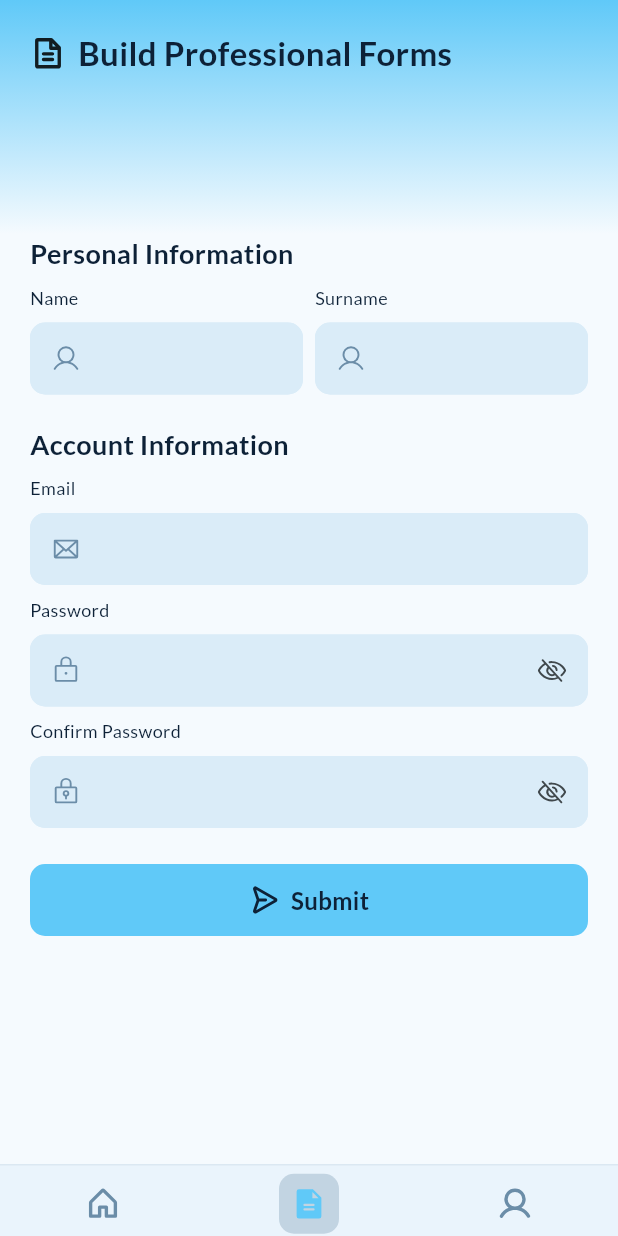
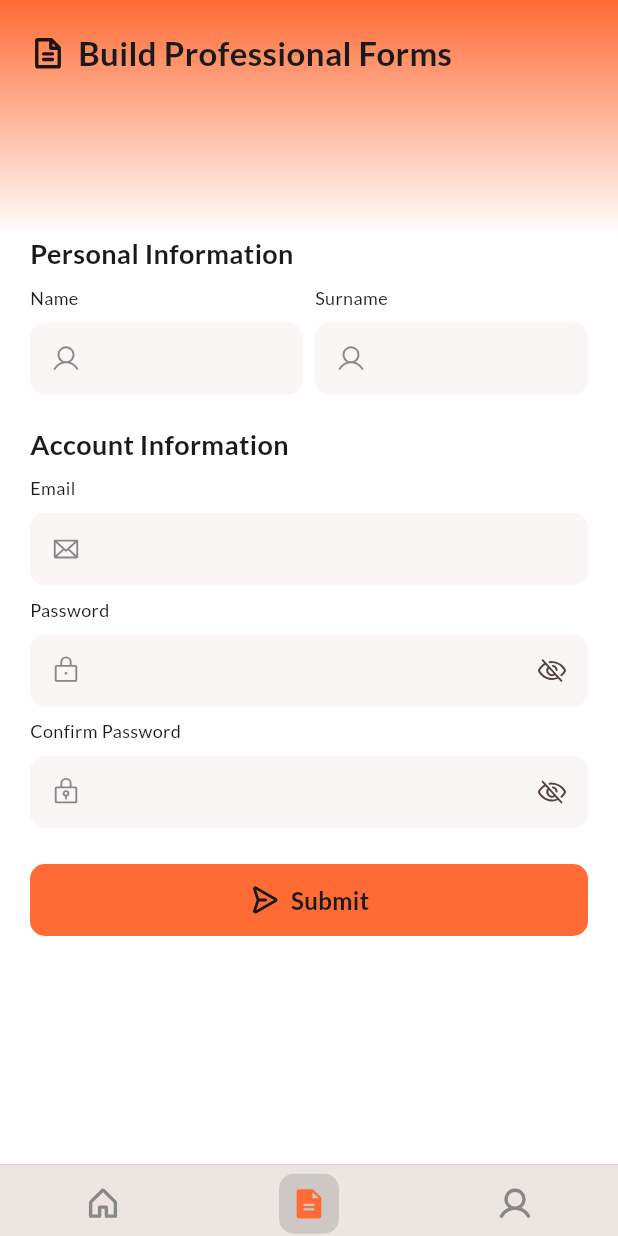
Before and after one commit to stefanBid/sfrigola-app, a Flutter app: the screen it shows after launch, item 2 of the bottom bar chosen, on a phone screen of 412 x 824 dp. Run offline on Flutter 3.47's test engine with Material 3 defaults, Android fonts, the phone set to English and light mode, and no system bars; our stand-ins replace cached_network_image, go_router, google_fonts, phosphor_flutter; network calls fail.

Commit message:
feat: init project as sfrigola project (#1)

```diff
--- a/lib/helpers/app_colors.dart
+++ b/lib/helpers/app_colors.dart
@@ -23,8 +23,8 @@ class AppColors {
   }
 
   // Base colors (used for theming)
-  static const Color primary = Color(0xFF60C9F8);
-  static const Color secondary = Color(0xFF0A599C);
+  static const Color primary = Color(0xFFFF6B35);
+  static const Color secondary = Color(0xFFFFD166);
 
   // Constants for direct use (non-adaptive)
   static const Color error = Color(0xFFB00020);
@@ -33,18 +33,18 @@ class AppColors {
 
   // Dark: near black / Light: pure white
   Color get background =>
-      isDark ? const Color(0xFF0B1E30) : const Color(0xFFF5FAFE);
+      isDark ? const Color(0xFF272727) : const Color(0xFFFFFFFF);
 
   // Dark: elevated dark gray / Light: dirty white
   Color get surface =>
-      isDark ? const Color(0xFF163350) : const Color(0xFFDAECF8);
+      isDark ? const Color(0xFF323232) : const Color(0xFFFAF6F5);
 
   // Dark: white / Light: near black
-  Color get text => isDark ? const Color(0xFFE8F3FB) : const Color(0xFF0D2137);
+  Color get text => isDark ? const Color(0xFFFFFFFF) : const Color(0xFF1A1A1A);
 
   // Dark: medium gray / Light: medium gray
-  Color get muted => isDark ? const Color(0xFF4D7A9E) : const Color(0xFF6B8DA8);
+  Color get muted => isDark ? const Color(0xFF888888) : const Color(0xFF888888);
 
   Color get bottomBar =>
-      isDark ? const Color(0xFF0E2840) : const Color(0xFFEAF4FC);
+      isDark ? const Color(0xFF1E1E1E) : const Color(0xFFEDE5E2);
 }
--- a/lib/main.dart
+++ b/lib/main.dart
@@ -14,7 +14,7 @@ class MyApp extends StatelessWidget {
   @override
   Widget build(BuildContext context) {
     return MaterialApp.router(
-      title: 'SB Template Flutter',
+      title: 'Sfrigola',
       theme: AppTheme.lightTheme,
       darkTheme: AppTheme.darkTheme,
       themeMode: ThemeMode.system,
--- a/pubspec.yaml
+++ b/pubspec.yaml
@@ -1,5 +1,5 @@
-name: sb_template_flutter
-description: "A New Flutter template project for starting new projects with a clean architecture and best practices."
+name: sfrigola
+description: "Sfrigola — the digital recipe book for everyday home cooking."
 # The following line prevents the package from being accidentally published to
 # pub.dev using `flutter pub publish`. This is preferred for private packages.
 publish_to: 'none' # Remove this line if you wish to publish to pub.dev
@@ -16,7 +16,7 @@ publish_to: 'none' # Remove this line if you wish to publish to pub.dev
 # https://developer.apple.com/library/archive/documentation/General/Reference/InfoPlistKeyReference/Articles/CoreFoundationKeys.html
 # In Windows, build-name is used as the major, minor, and patch parts
 # of the product and file versions while build-number is used as the build suffix.
-version: 2.0.0+1
+version: 1.0.0+1
 
 environment:
   sdk: ^3.11.3
```
Also changed, not shown: 49 other files.
